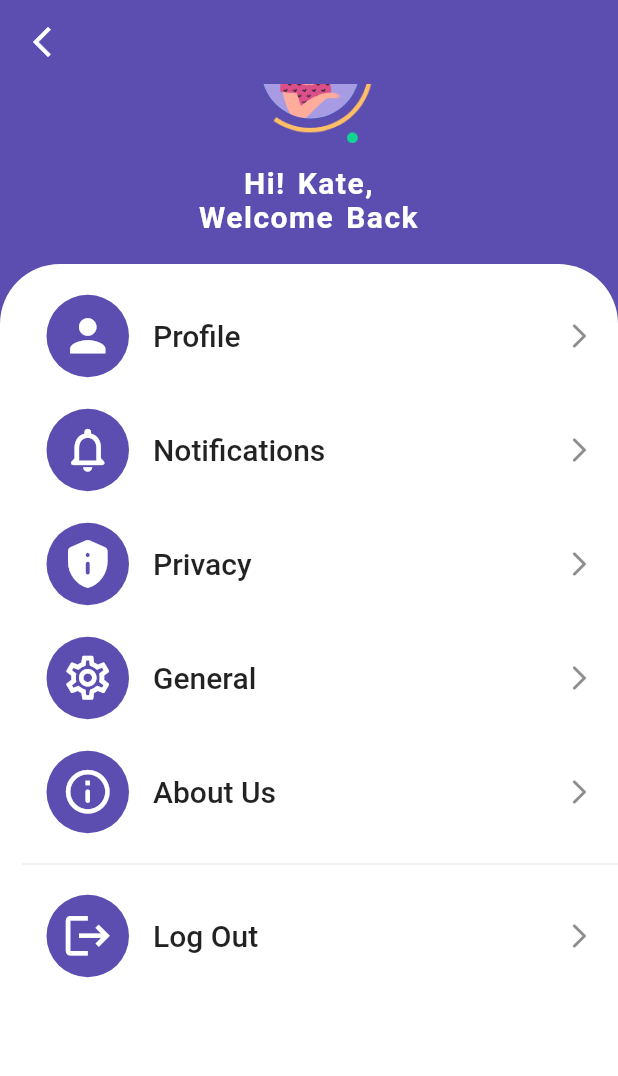
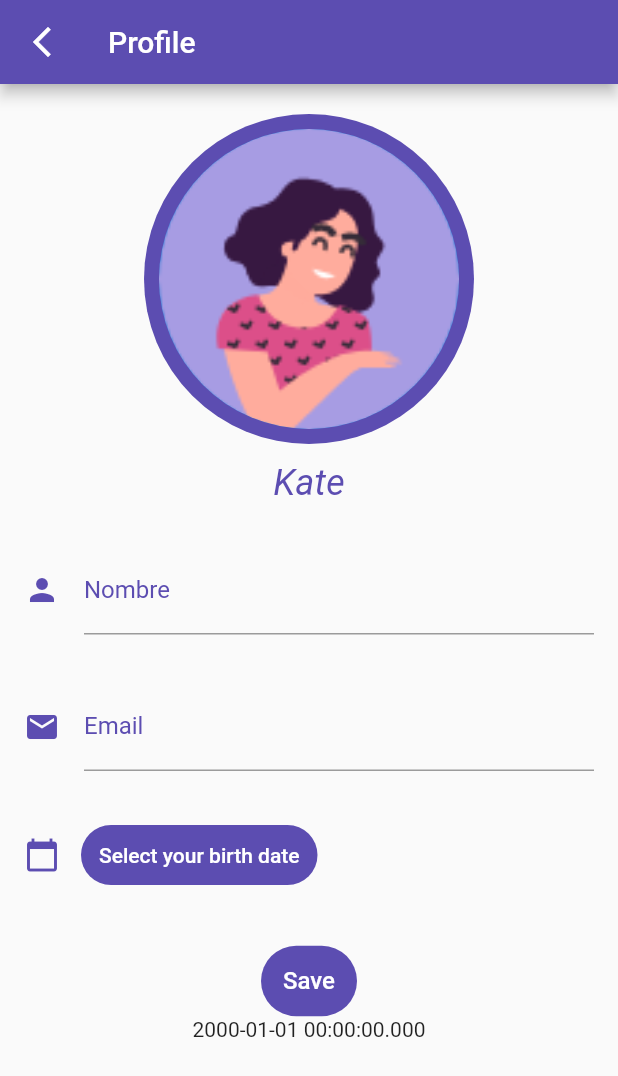
Before and after one commit to joseant11/ProtegelApp, a Flutter app: the SettingsScreen screen opened directly, scrolled down 56 dp, after a tap on "Profile", on a phone screen of 412 x 824 dp. Shown: the top 1076 px of the screen. Run offline on Flutter 3.47's test engine with Material 2 defaults, Android fonts, the phone set to English and light mode, and no system bars; our stand-ins replace google_maps_flutter; missing offline and left inert: chat_gpt_sdk.

Commit message:
profile settings screen added

```diff
--- /dev/null
+++ b/lib/screens/profile_screen.dart
@@ -0,0 +1,141 @@
+import 'package:flutter/material.dart';
+
+class ProfileScreen extends StatefulWidget {
+  @override
+  _ProfileScreenState createState() => _ProfileScreenState();
+}
+
+class _ProfileScreenState extends State<ProfileScreen> {
+  DateTime birthDate = new DateTime(2000);
+
+  Widget _textInput(
+      String inputLabel, String inputPlaceholder, Icon inputIcon) {
+    return Container(
+      margin: EdgeInsets.all(16),
+      child: TextFormField(
+        decoration: InputDecoration(
+          icon: inputIcon,
+          label: Text(inputLabel),
+          labelStyle: new TextStyle(color: const Color(0xff5C4DB1)),
+          hintText: inputPlaceholder,
+          focusedBorder: UnderlineInputBorder(
+            borderSide: BorderSide(color: const Color(0xff5C4DB1)),
+          ),
+        ),
+      ),
+    );
+  }
+
+  void _showDateTimePicker(BuildContext context) async {
+    await showDatePicker(
+      context: context,
+      initialDate: birthDate,
+      firstDate: DateTime(1930),
+      lastDate: DateTime(2005),
+    ).then(
+      (value) => {
+        if (value != null && value != birthDate)
+          {
+            setState(() {
+              birthDate = value;
+            })
+          }
+      },
+    );
+  }
+
+  @override
+  Widget build(BuildContext context) {
+    return Scaffold(
+      appBar: AppBar(
+        title: Text("Profile"),
+        backgroundColor: Color(0xff5C4DB1),
+        leading: IconButton(
+          icon: Icon(Icons.arrow_back_ios_new),
+          onPressed: () => Navigator.of(context).pop(),
+        ),
+      ),
+      body: SingleChildScrollView(
+        child: Form(
+          child: Column(
+            children: <Widget>[
+              Padding(
+                padding: EdgeInsets.only(top: 20),
+                child: Column(
+                  children: <Widget>[
+                    CircleAvatar(
+                      backgroundColor: Color(0xff5C4DB1),
+                      radius: 110,
+                      child: CircleAvatar(
+                        backgroundImage: AssetImage('images/Profile.png'),
+                        radius: 100,
+                      ),
+                    ),
+                    Padding(
+                      padding: EdgeInsets.symmetric(vertical: 12),
+                      child: Text(
+                        "Kate",
+                        style: TextStyle(
+                          fontStyle: FontStyle.italic,
+                          fontSize: 24,
+                          color: Color(0xff5C4DB1),
+                        ),
+                      ),
+                    ),
+                  ],
+                ),
+              ),
+              _textInput("Nombre", "Juan Clase",
+                  Icon(Icons.person, color: Color(0xff5C4DB1))),
+              _textInput("Email", "jclase@gmail.com",
+                  Icon(Icons.email, color: Color(0xff5C4DB1))),
+              Padding(
+                padding: EdgeInsets.all(16),
+                child: Row(
+                  children: <Widget>[
+                    Icon(Icons.calendar_today, color: Color(0xff5C4DB1)),
+                    Container(
+                      margin: EdgeInsets.only(left: 14),
+                      child: TextButton(
+                        child: Text(
+                          "Select your birth date",
+                          style: TextStyle(fontSize: 14),
+                        ),
+                        style: TextButton.styleFrom(
+                          shape: StadiumBorder(),
+                          padding: EdgeInsets.all(12),
+                          foregroundColor: Colors.white,
+                          backgroundColor: Color(0xff5C4DB1),
+                        ),
+                        onPressed: () {
+                          _showDateTimePicker(context);
+                        },
+                      ),
+                    ),
+                  ],
+                ),
+              ),
+              Container(
+                margin: EdgeInsets.only(top: 20),
+                child: TextButton(
+                  onPressed: () {},
+                  child: Text(
+                    "Save",
+                    style: TextStyle(fontSize: 16),
+                  ),
+                  style: TextButton.styleFrom(
+                    shape: StadiumBorder(),
+                    padding: EdgeInsets.all(14),
+                    foregroundColor: Colors.white,
+                    backgroundColor: Color(0xff5C4DB1),
+                  ),
+                ),
+              ),
+              Text(birthDate.toString()),
+            ],
+          ),
+        ),
+      ),
+    );
+  }
+}
--- a/lib/screens/settings_screen.dart
+++ b/lib/screens/settings_screen.dart
@@ -1,4 +1,5 @@
 import 'package:flutter/material.dart';
+import 'package:protegelapp/screens/profile_screen.dart';
 
 class SettingsScreen extends StatelessWidget {
   @override
@@ -6,7 +7,7 @@ class SettingsScreen extends StatelessWidget {
     return Scaffold(
       backgroundColor: Color(0xff5C4DB1),
       appBar: AppBar(
-      elevation: 0,
+        elevation: 0,
         backgroundColor: Color(0xff5C4DB1),
         leading: IconButton(
           icon: Icon(Icons.arrow_back_ios_new),
@@ -95,12 +96,12 @@ class SettingsScreen extends StatelessWidget {
                           size: 20,
                         ),
                         onTap: () {
-                          // Navigator.push(
-                          //   context,
-                          //   MaterialPageRoute(
-                          //     builder: (context) => ProfileScreen(),
-                          //   ),
-                          // );
+                          Navigator.push(
+                            context,
+                            MaterialPageRoute(
+                              builder: (context) => ProfileScreen(),
+                            ),
+                          );
                         },
                       ),
                       SizedBox(height: 20),
```
Also changed, not shown: pubspec.lock.
